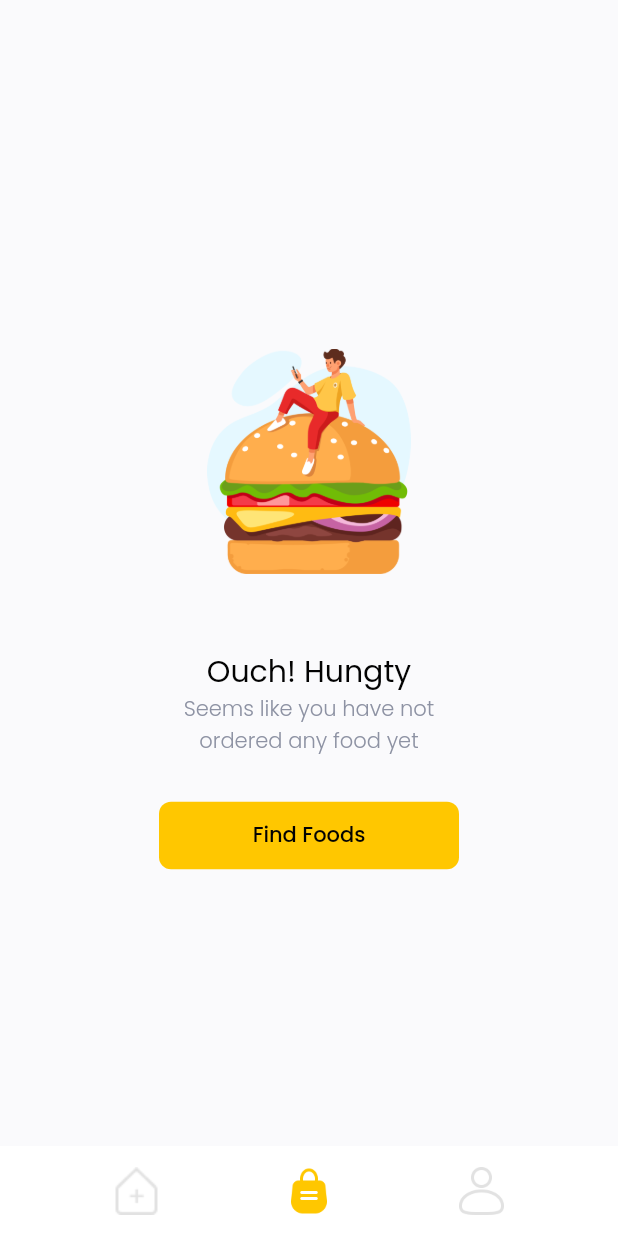
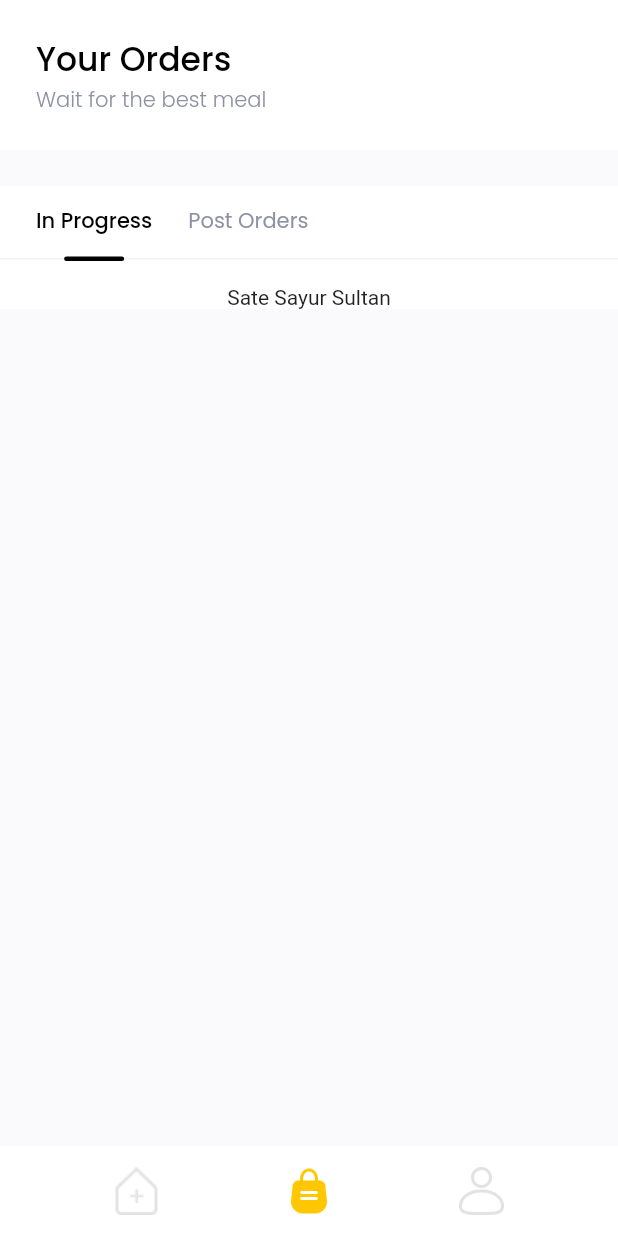
Before and after one commit to rakafajars/FlutterFoodMarket, a Flutter app: the screen it shows after launch, swiped to page 2, on a phone screen of 412 x 824 dp. Run offline on Flutter 3.47's test engine with Material 2 defaults, Android fonts, the phone set to English and light mode, and no system bars; our stand-ins replace equatable, flutter_spinkit, get, google_fonts, material_design_icons_flutter, supercharged; network calls fail.

Commit message:
Order history page part

```diff
--- a/lib/main.dart
+++ b/lib/main.dart
@@ -4,6 +4,8 @@ import 'package:flutter_food_market/model/transaction.dart';
 import 'package:flutter_food_market/model/user.dart';
 import 'package:flutter_food_market/ui/pages/main_page.dart';
 import 'package:flutter_food_market/ui/pages/payment/payment_page.dart';
+import 'package:flutter_food_market/ui/pages/success_order_page.dart';
+import 'package:flutter_food_market/ui/pages/success_sign_up_page.dart';
 import 'package:get/get.dart';
 
 void main() {
--- /dev/null
+++ b/lib/ui/pages/history_order_page/history_order_page.dart
@@ -0,0 +1,115 @@
+import 'package:flutter/material.dart';
+import 'package:flutter_food_market/model/transaction.dart';
+import 'package:flutter_food_market/shared/theme.dart';
+import 'package:flutter_food_market/ui/pages/illustration/illustration_page.dart';
+import 'package:flutter_food_market/ui/widget/custom_tab_bar.dart';
+import 'package:supercharged/supercharged.dart';
+
+class HistoryOrderPage extends StatefulWidget {
+  @override
+  _HistoryOrderPageState createState() => _HistoryOrderPageState();
+}
+
+class _HistoryOrderPageState extends State<HistoryOrderPage> {
+  // posisi tab
+  int selectedIndex = 0;
+
+  List<Transaction> inProgress = mockTransaction
+      .where(
+        (element) =>
+            element.status == TransactionStatus.on_delivery ||
+            element.status == TransactionStatus.pending,
+      )
+      .toList();
+
+  List<Transaction> past = mockTransaction
+      .where(
+        (element) =>
+            element.status == TransactionStatus.delivered ||
+            element.status == TransactionStatus.cancelled,
+      )
+      .toList();
+
+  @override
+  Widget build(BuildContext context) {
+    if (inProgress.length == 0 && past.length == 0) {
+      return IllustrationPage(
+        title: 'Ouch! Hungry',
+        subTitle: 'Seems like you have not\nordered any food yet',
+        picturePath: 'assets/love_burger.png',
+        buttonTap1: () {},
+        buttonTitle1: 'Find Foods',
+      );
+    } else {
+      return ListView(
+        children: [
+          Column(
+            children: [
+              // TODO Head Bar
+              Container(
+                height: 100,
+                width: double.infinity,
+                margin: EdgeInsets.only(bottom: defaultMargin),
+                padding: EdgeInsets.symmetric(horizontal: defaultMargin),
+                color: Colors.white,
+                child: Column(
+                  mainAxisAlignment: MainAxisAlignment.center,
+                  crossAxisAlignment: CrossAxisAlignment.start,
+                  children: [
+                    Text(
+                      'Your Orders',
+                      style: textFontWeight500.copyWith(
+                        fontSize: 22,
+                        color: '020202'.toColor(),
+                      ),
+                    ),
+                    Text(
+                      'Wait for the best meal',
+                      style: textFontWeight300.copyWith(
+                        fontSize: 14,
+                        color: greyColor,
+                      ),
+                    ),
+                  ],
+                ),
+              ),
+              // TODO BODY
+              Container(
+                width: double.infinity,
+                color: Colors.white,
+                child: Column(
+                  children: [
+                    CustomTabBar(
+                      title: [
+                        'In Progress',
+                        'Post Orders',
+                      ],
+                      selectedIndex: selectedIndex,
+                      onTap: (index) {
+                        setState(() {
+                          selectedIndex = index;
+                        });
+                      },
+                    ),
+                    SizedBox(
+                      height: 16,
+                    ),
+                    Column(
+                      children: (selectedIndex == 0 ? inProgress : past)
+                          .map(
+                            (e) => Text(
+                              e.food.name,
+                            ),
+                          )
+                          .toList(),
+                    ),
+                  ],
+                ),
+              )
+            ],
+          ),
+        ],
+      );
+    }
+  }
+}
--- a/lib/ui/pages/main_page.dart
+++ b/lib/ui/pages/main_page.dart
@@ -1,4 +1,5 @@
 import 'package:flutter/material.dart';
+import 'package:flutter_food_market/ui/pages/history_order_page/history_order_page.dart';
 import 'package:flutter_food_market/ui/pages/home/food_page.dart';
 import 'package:flutter_food_market/ui/widget/custom_bottom_navbar.dart';
 import 'package:supercharged/supercharged.dart';
@@ -40,13 +41,7 @@ class _MainPageState extends State<MainPage> {
                   child: FoodPage(),
                 ),
                 Center(
-                  child: IllustrationPage(
-                    title: 'Ouch! Hungty',
-                    subTitle: 'Seems like you have not\nordered any food yet',
-                    picturePath: 'assets/love_burger.png',
-                    buttonTap1: () {},
-                    buttonTitle1: 'Find Foods',
-                  ),
+                  child: HistoryOrderPage(),
                 ),
                 Center(
                   child: Text('Profile'),
```
